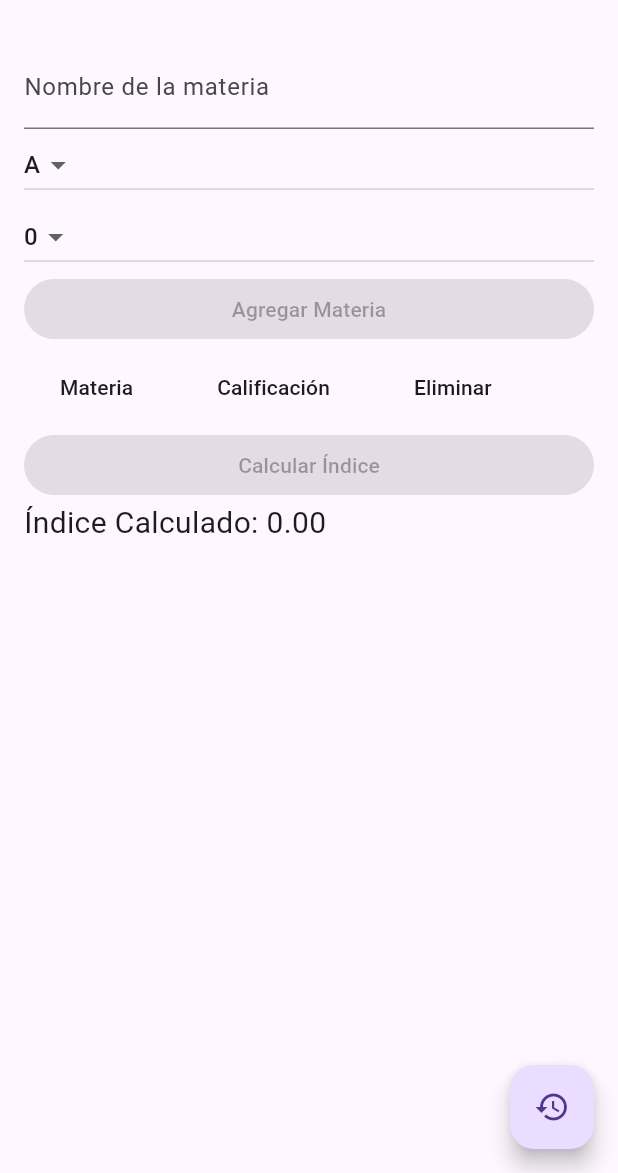
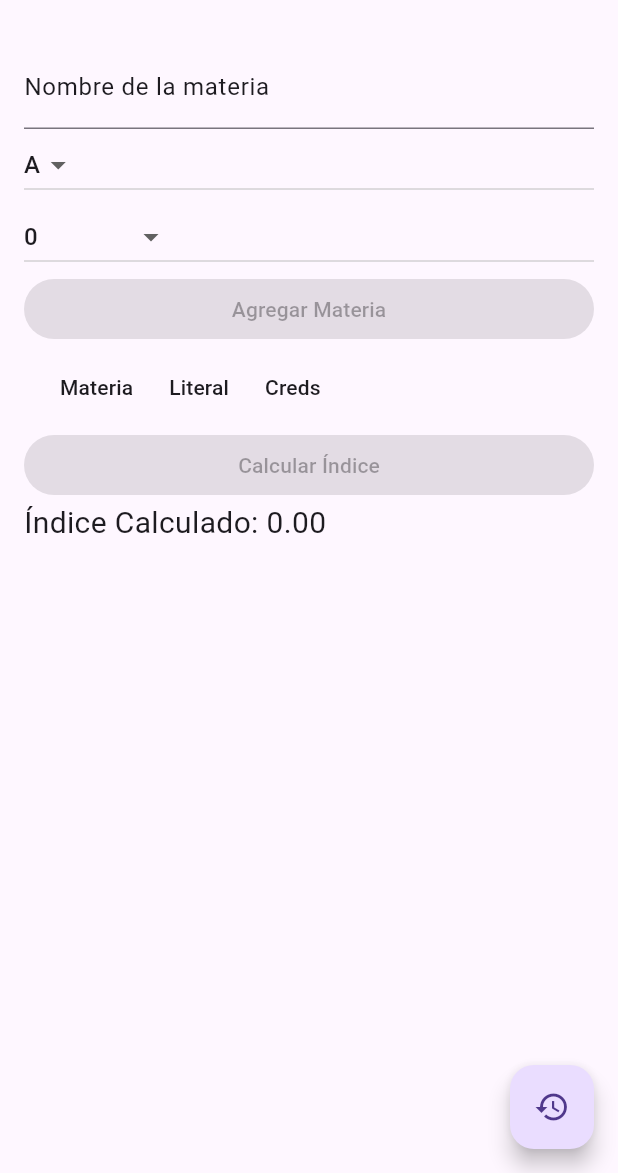
Before and after one commit to 2mingho/Flutter-IndexCalc, a Flutter app: the screen it shows after launch, on a phone screen of 412 x 824 dp, the part 63-1236 px from its top. Run offline on Flutter 3.47's test engine with Material 2 defaults, Android fonts, the phone set to English and light mode, and no system bars.

Commit message:
dark mode changes applied

```diff
--- a/lib/main.dart
+++ b/lib/main.dart
@@ -1,21 +1,24 @@
 import 'package:flutter/material.dart';
 
 void main() {
-  runApp(const MyApp());
+  runApp(MyApp());
 }
 
 class MyApp extends StatelessWidget {
-  const MyApp({super.key});
-
   @override
   Widget build(BuildContext context) {
     return MaterialApp(
       title: 'Calculadora de Índice Académico',
       debugShowCheckedModeBanner: false,
       theme: ThemeData(
+        brightness: Brightness.light, // Modo claro por defecto
         useMaterial3: true,
       ),
-      home: const HomePage(),
+      darkTheme: ThemeData(
+        brightness: Brightness.dark, // Modo oscuro
+        useMaterial3: true,
+      ),
+      home: HomePage(),
     );
   }
 }
@@ -49,15 +52,24 @@ class _HomePageState extends State<HomePage> {
   Widget build(BuildContext context) {
     return Scaffold(
       appBar: AppBar(
-        title: const Text('Calculadora de Índice Académico'),
+        title: Text('Calculadora de Índice Académico'),
       ),
       body: SingleChildScrollView(
         padding: const EdgeInsets.all(16.0),
+        // Modificar el color de fondo en función del modo activo
+        child: Container(
+          color: Theme.of(context).backgroundColor,
           child: Column(
             crossAxisAlignment: CrossAxisAlignment.stretch,
             children: [
+              // ...
               TextFormField(
-              decoration: const InputDecoration(labelText: 'Nombre de la materia'),
+                decoration: InputDecoration(
+                  labelText: 'Nombre de la materia',
+                  labelStyle: TextStyle(
+                    color: Theme.of(context).colorScheme.onBackground,
+                  ),
+                ),
                 onChanged: (value) {
                   setState(() {
                     _currentCourseName = value;
@@ -76,7 +88,10 @@ class _HomePageState extends State<HomePage> {
                     .map<DropdownMenuItem<String>>((String value) {
                   return DropdownMenuItem<String>(
                     value: value,
-                  child: Text(value),
+                    child: Text(value,
+                        style: TextStyle(
+                          color: Theme.of(context).colorScheme.onBackground,
+                        )),
                   );
                 }).toList(),
               ),
@@ -90,9 +105,20 @@ class _HomePageState extends State<HomePage> {
                 items: _creditOptions.map<DropdownMenuItem<int>>((int value) {
                   return DropdownMenuItem<int>(
                     value: value,
-                  child: Text(value.toString()),
+                    child: Text(value == 0 ? '0' : value.toString(),
+                        style: TextStyle(
+                          color: Theme.of(context).colorScheme.onBackground,
+                        )),
                   );
                 }).toList(),
+                hint: Text(
+                  _currentCredits >= 0
+                      ? '$_currentCredits créditos'
+                      : 'Créditos',
+                  style: TextStyle(
+                    color: Theme.of(context).colorScheme.onBackground,
+                  ),
+                ),
               ),
               ElevatedButton(
                 onPressed: _canAddCourse() ? _addCourse : null,
@@ -101,11 +127,13 @@ class _HomePageState extends State<HomePage> {
               SingleChildScrollView(
                 scrollDirection: Axis.horizontal,
                 child: DataTable(
-                columns: const [
+                  columns: [
                     DataColumn(label: Text('Materia')),
-                  DataColumn(label: Text('Calificación')),
-                  DataColumn(label: Text('Eliminar')),
+                    DataColumn(label: Text('Literal')),
+                    DataColumn(label: Text('Creds')),
+                    DataColumn(label: Text('')),
                   ],
+                  columnSpacing: 24.0,
                   rows: _courses.map((course) {
                     Color color;
                     if (course.grade == 'A') {
@@ -117,15 +145,21 @@ class _HomePageState extends State<HomePage> {
                     } else if (course.grade == 'F') {
                       color = Colors.red;
                     } else {
-                    color = Colors.black;
+                      color = Color.fromARGB(255, 255, 155, 98);
                     }
 
                     return DataRow(
                       cells: [
                         DataCell(
-                          Text(course.name, style: TextStyle(color: color))),
+                          Text(course.name, style: TextStyle(color: color)),
+                        ),
                         DataCell(
-                          Text(course.grade, style: TextStyle(color: color))),
+                          Text(course.grade, style: TextStyle(color: color)),
+                        ),
+                        DataCell(
+                          Text(course.credits.toString(),
+                              style: TextStyle(color: color)),
+                        ),
                         DataCell(
                           IconButton(
                             icon: const Icon(Icons.delete, color: Colors.red),
@@ -142,8 +176,9 @@ class _HomePageState extends State<HomePage> {
                 ),
               ),
               ElevatedButton(
-              onPressed:
-                  _courses.isNotEmpty ? () => _calculateIndex(_courses) : null,
+                onPressed: _courses.isNotEmpty
+                    ? () => _calculateIndex(_courses)
+                    : null,
                 child: const Text('Calcular Índice'),
               ),
               Text(
@@ -151,6 +186,7 @@ class _HomePageState extends State<HomePage> {
                 style: const TextStyle(fontSize: 20),
               ),
             ],
+          ),
         ),
       ),
       floatingActionButton: FloatingActionButton(
@@ -161,7 +197,7 @@ class _HomePageState extends State<HomePage> {
   }
 
   bool _canAddCourse() {
-    return _currentCourseName.isNotEmpty;
+    return _currentCourseName.isNotEmpty && _currentCredits >= 0;
   }
 
   void _addCourse() {
@@ -211,7 +247,11 @@ class _HomePageState extends State<HomePage> {
       } else if (course.grade == 'C') {
         totalScore += 2.0 * course.credits;
       }
+
+      // Verificar si la materia no tiene el literal 'R'
+      if (course.grade != 'R') {
         totalCredits += course.credits;
+      }
     }
 
     if (totalCredits > 0) {
```
Lines whose indentation alone changed are shown as unchanged.
